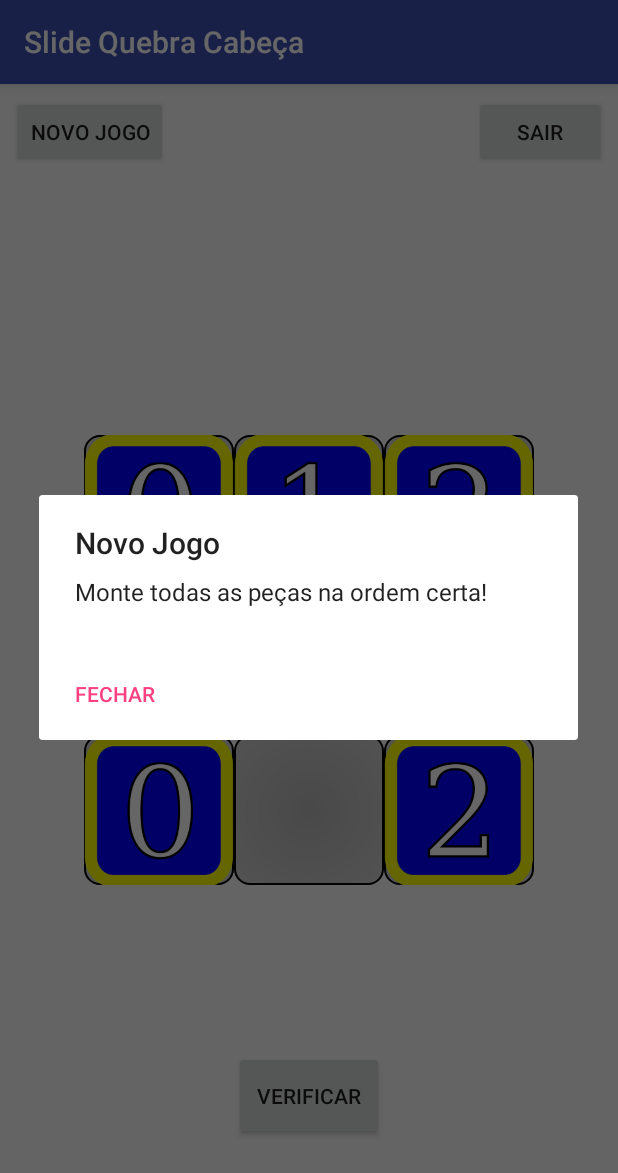
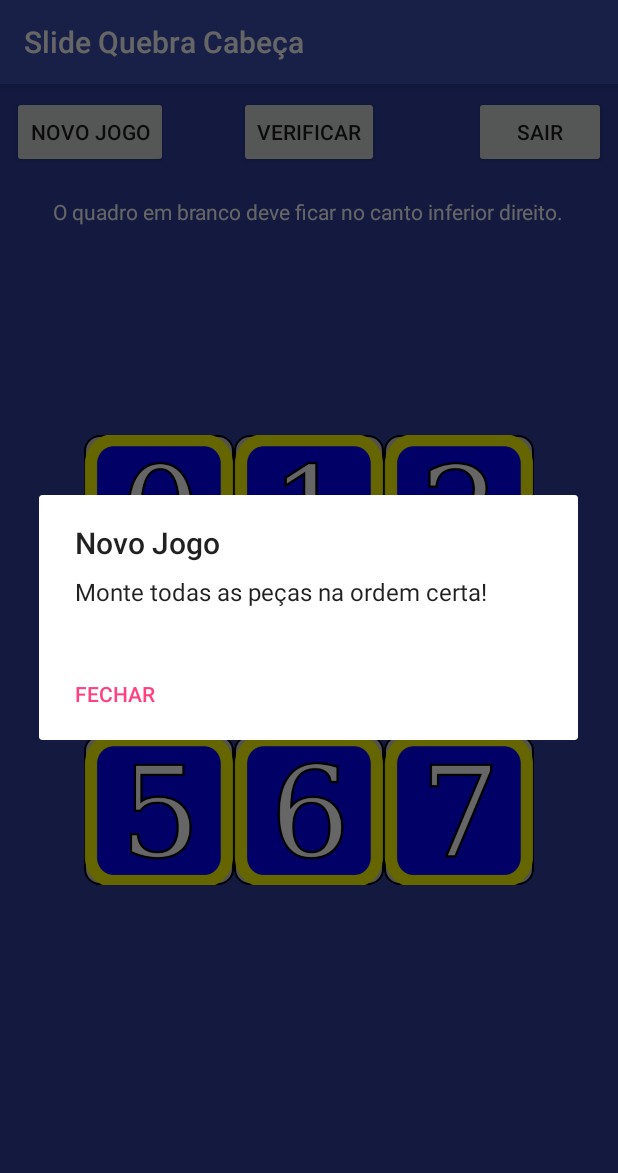
Before and after one commit to ramonrsm/Quebra_Cabeca, an Android app: the SliderActivity screen opened directly, with no data from a screen before it, after a tap on "NOVO JOGO", on a phone screen of 412 x 824 dp. Shown: the top 1173 px of the screen. Run offline under Robolectric (Android 15) with nearby library versions, the phone set to English and light mode, and no system bars.

Commit message:
Lançamento versão: 1.0 Botão novo jogo, verificar se estar completo.

```diff
--- a/app/src/main/java/quebracabeca/rsm/br/estacio/fic/pdm/quebracabea/Controller/TabuleiroSlider.java
+++ b/app/src/main/java/quebracabeca/rsm/br/estacio/fic/pdm/quebracabea/Controller/TabuleiroSlider.java
@@ -1,121 +1,155 @@
 package quebracabeca.rsm.br.estacio.fic.pdm.quebracabea.Controller;
 
-import android.util.Log;
+import android.annotation.SuppressLint;
 import android.view.View;
+import android.view.ViewGroup;
 import android.widget.ImageView;
 import android.widget.LinearLayout;
 import android.widget.TableLayout;
 import android.widget.TableRow;
 
 import java.util.ArrayList;
-import java.util.List;
 import java.util.Random;
 
 import quebracabeca.rsm.br.estacio.fic.pdm.quebracabea.R;
 
 public class TabuleiroSlider {
-
+    private static boolean   b = false;
     private static final int TAM_TABULEIRO = 9;
     private static int       containerVazio;
+    @SuppressLint("StaticFieldLeak")
+    private static ImageView oito;
 
-    private static final int[] IMAGENS =
-            {R.drawable.zero, R.drawable.um, R.drawable.dois,
-             R.drawable.tres, R.drawable.quatro, R.drawable.cinco,
-             R.drawable.seis, R.drawable.sete};
+    private static final int[] IMAGENS = {R.drawable.zero, R.drawable.um, R.drawable.dois,
+                                          R.drawable.tres, R.drawable.quatro, R.drawable.cinco,
+                                          R.drawable.seis, R.drawable.sete};
 
-    private static int[][] camposValidos =
-            {{1,3},
-            {0,4,2},
-            {1,5},
-            {0,4,6},
-            {1,3,7,5},
-            {2,4,8},
-            {3,7},
-            {6,4,8},
-            {7,5}};
+    private static int[][] camposValidos = {{1, 3},
+                                           {0, 4, 2},
+                                           {1, 5},
+                                           {0, 4, 6},
+                                           {1, 3, 7, 5},
+                                           {2, 4, 8},
+                                           {3, 7},
+                                           {6, 4, 8},
+                                           {7, 5}};
 
-    public static void InicializarSlider(TableLayout tableLayout){
+    public static void InicializarSlider(TableLayout tableLayout) {
+
+        /*if(!b){
+            containerVazio = 8;
+            b = true;
+        }else{
+            Random random = new Random();
+            containerVazio = random.nextInt(TAM_TABULEIRO-1);
+        }*/
 
         Random random = new Random();
+        containerVazio = random.nextInt(TAM_TABULEIRO-1);
 
-        containerVazio = random.nextInt(TAM_TABULEIRO);
-
-        for(int i = 0; i < tableLayout.getChildCount(); i++){
+        for (int i = 0; i < tableLayout.getChildCount(); i++) {
 
             TableRow tableRow = (TableRow) tableLayout.getChildAt(i);
 
-            for(int j = 0; j < tableRow.getChildCount(); j++){
+            for (int j = 0; j < tableRow.getChildCount(); j++) {
 
                 LinearLayout linearLayout = (LinearLayout) tableRow.getChildAt(j);
 
-                if(linearLayout.getChildCount() > 0){
+                if (linearLayout.getChildCount() > 0) {
 
                     ImageView imageView = (ImageView) linearLayout.getChildAt(0);
 
-                    if(Integer.parseInt(imageView.getTag().toString()) == containerVazio){
+                    if (Integer.parseInt(imageView.getTag().toString()) == containerVazio) {
+
+                        oito = (ImageView) linearLayout.getChildAt(0);
                         linearLayout.removeViewAt(0);
                     }
                 }
             }
         }
-
         ColocarImagens(tableLayout);
     }
 
-    private static void ColocarImagens(TableLayout tableLayout){
+    private static void ColocarImagens(TableLayout tableLayout) {
 
-        for(int i = 0; i < tableLayout.getChildCount(); i++){
+        int img = 0;
+
+        for (int i = 0; i < tableLayout.getChildCount(); i++) {
 
             TableRow tableRow = (TableRow) tableLayout.getChildAt(i);
 
-            for(int j = 0; j < tableRow.getChildCount(); j++){
+            for (int j = 0; j < tableRow.getChildCount(); j++) {
 
                 LinearLayout linearLayout = (LinearLayout) tableRow.getChildAt(j);
 
-                if(Integer.parseInt(linearLayout.getTag().toString()) != containerVazio){
+                if (Integer.parseInt(linearLayout.getTag().toString()) != containerVazio) {
 
                     ImageView imageView = (ImageView) linearLayout.getChildAt(0);
-
-                    imageView.setImageResource(IMAGENS[j]);
+                    imageView.setImageResource(IMAGENS[img]);
+                    img++;
                 }
             }
         }
     }
 
-    public static int ConsultarContainerVazio(){
+    public static void NovoJogo(TableLayout tableLayout){
+
+        for (int i = 0; i < tableLayout.getChildCount(); i++) {
+
+            TableRow tableRow = (TableRow) tableLayout.getChildAt(i);
+
+            for (int j = 0; j < tableRow.getChildCount(); j++) {
+
+                ViewGroup owner = (ViewGroup) tableRow.getChildAt(j);
+
+                if (owner.getChildCount() == 0) {
+
+                    if (Integer.parseInt(owner.getTag().toString()) == containerVazio) {
+                        owner.addView(oito);
+                    }
+                }
+            }
+        }
+    }
+
+    public static int ConsultarContainerVazio() {
         return containerVazio;
     }
 
-    public static boolean PecasDisponiveis(int tag){
+    public static boolean PecasDisponiveis(int tag) {
 
-        Log.i("PECAS", "CONTAINER VAZIO: "+containerVazio);
+        //Log.i("PECAS", "CONTAINER VAZIO: "+containerVazio);
 
-        ArrayList valores = new ArrayList();
+        ArrayList<Integer> valores = new ArrayList<>();
 
         for (int valor : camposValidos[containerVazio]) {
-            Log.i("PECAS", "CONTAINERS DISPONIVEIS: "+valor);
+            //Log.i("PECAS", "CONTAINERS DISPONIVEIS: "+valor);
             valores.add(valor);
         }
 
         return valores.contains(tag);
     }
 
-    public static void setContainerVazio(int valor){
+    public static void setContainerVazio(int valor) {
         containerVazio = valor;
     }
 
     // Verifica se o tabauleiro está completo
-    public static boolean VerificarTabuleiroSlider(TableLayout tableLayout){
+    public static boolean VerificarTabuleiroSlider(TableLayout tableLayout) {
 
-        for(int i = 0; i < tableLayout.getChildCount(); i++){
+        for (int i = 0; i < tableLayout.getChildCount(); i++) {
 
             TableRow tableRow = (TableRow) tableLayout.getChildAt(i);
 
-            for(int j = 0; j < tableRow.getChildCount(); j++){
+            for (int j = 0; j < tableRow.getChildCount(); j++) {
 
                 LinearLayout containerPeca = (LinearLayout) tableRow.getChildAt(j);
 
-                if(Integer.parseInt(containerPeca.getTag().toString()) != containerVazio | containerPeca.getChildCount() != 0) {
+                if (containerPeca.getChildCount() == 0 && Integer.parseInt(containerPeca.getTag().toString()) != 8) {
+                    return false;
+                }
+
+                if (containerPeca.getChildCount() != 0) {
 
                     View peca = containerPeca.getChildAt(0);
                     String tagPeca = peca.getTag().toString();
@@ -124,7 +158,8 @@ public class TabuleiroSlider {
                     if (!tagPeca.equals(tagContainerPeca)) {
                         return false;
                     }
-                }else{
+                }
+                else if(containerPeca.getChildCount() == 0 && Integer.parseInt(containerPeca.getTag().toString()) != 8) {
                     return false;
                 }
             }
--- a/app/src/main/java/quebracabeca/rsm/br/estacio/fic/pdm/quebracabea/View/SliderActivity.java
+++ b/app/src/main/java/quebracabeca/rsm/br/estacio/fic/pdm/quebracabea/View/SliderActivity.java
@@ -11,6 +11,7 @@ import android.view.DragEvent;
 import android.view.MotionEvent;
 import android.view.View;
 import android.view.ViewGroup;
+import android.widget.ImageView;
 import android.widget.LinearLayout;
 import android.widget.TableLayout;
 
@@ -72,7 +73,6 @@ public class SliderActivity extends AppCompatActivity implements View.OnTouchLis
         int tagContainer = Integer.parseInt(container.getTag().toString());
 
         View view = (View) event.getLocalState();
-        //int tagImagem    = Integer.parseInt(view.getTag().toString());
 
         switch (event.getAction()){
 
@@ -110,7 +110,6 @@ public class SliderActivity extends AppCompatActivity implements View.OnTouchLis
                 break;
 
             case DragEvent.ACTION_DRAG_ENDED:
-
                 view.setVisibility(View.VISIBLE);
                 v.setBackground(normalShape);
                 break;
@@ -144,6 +143,8 @@ public class SliderActivity extends AppCompatActivity implements View.OnTouchLis
         switch (v.getId()){
             case R.id.button_novoJogo:
                 Util.AlertDialogNeutral(this, "Novo Jogo", "Monte todas as peças na ordem certa!");
+                TabuleiroSlider.NovoJogo(tableLayout);
+                TabuleiroSlider.InicializarSlider(tableLayout);
                 break;
             case R.id.button_Verificar:
                 if(TabuleiroSlider.VerificarTabuleiroSlider(tableLayout)){
@@ -153,6 +154,8 @@ public class SliderActivity extends AppCompatActivity implements View.OnTouchLis
                     alertaSucesso.setPositiveButton("Novo Jogo", new DialogInterface.OnClickListener() {
                         @Override
                         public void onClick(DialogInterface dialog, int which) {
+
+                            TabuleiroSlider.NovoJogo(tableLayout);
                             TabuleiroSlider.InicializarSlider(tableLayout);
                         }
                     });
--- a/app/src/main/res/layout/activity_slider.xml
+++ b/app/src/main/res/layout/activity_slider.xml
@@ -5,16 +5,16 @@
     xmlns:tools="http://schemas.android.com/tools"
     android:layout_width="match_parent"
     android:layout_height="match_parent"
+    android:background="@color/colorPrimaryDark"
     android:padding="8dp"
     tools:context=".View.SliderActivity">
 
     <Button
         android:id="@+id/button_Verificar"
-        android:layout_width="100dp"
-        android:layout_height="59dp"
-        android:layout_alignParentBottom="true"
+        android:layout_width="wrap_content"
+        android:layout_height="wrap_content"
+        android:layout_alignTop="@+id/button_novoJogo"
         android:layout_centerHorizontal="true"
-        android:layout_marginBottom="56dp"
         android:onClick="onClick"
         android:text="@string/button_verificar" />
 
@@ -220,4 +220,14 @@
 
     </TableLayout>
 
+    <TextView
+        android:id="@+id/textViewAjuda"
+        android:layout_width="wrap_content"
+        android:layout_height="wrap_content"
+        android:layout_alignParentTop="true"
+        android:layout_centerHorizontal="true"
+        android:layout_marginTop="67dp"
+        android:text="@string/textView_Ajuda"
+        android:textColor="@android:color/white" />
+
 </RelativeLayout>
--- a/app/src/main/res/values/strings.xml
+++ b/app/src/main/res/values/strings.xml
@@ -10,4 +10,6 @@
     <string name="sobre">Projeto desenvolvido por Ramon Moura - 201602250316 para a disciplida de Programação para Dispositivos Móveis do curso de Jogos Digitais - Estácio</string>
     <string name="textButton_menu">Menu</string>
     <string name="textButton_sobre">Sobre</string>
+    <string name="textView_Ajuda">O quadro em branco deve ficar no canto inferior direito.</string>
+    <string name="textView_Ajuda_QuebraCabeca">Clique e segure para arrastar a imagem.</string>
 </resources>
```
Also changed, not shown: app/src/main/res/layout/activity_quebra_cabeca.xml (+23 -16 lines).
